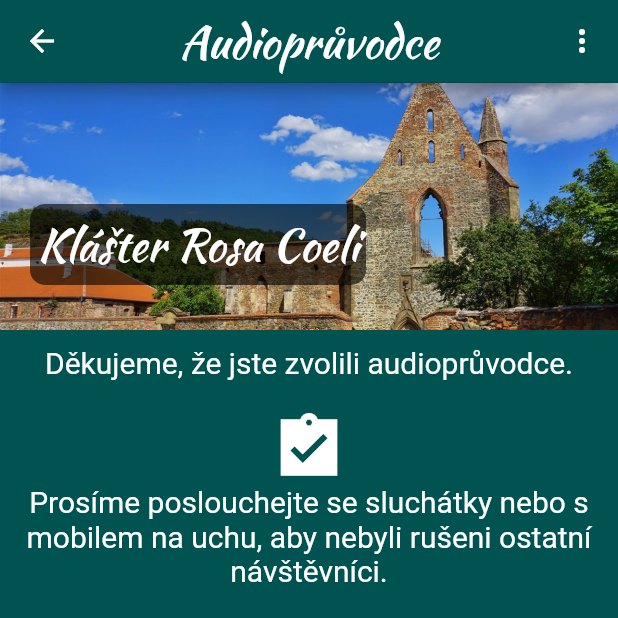
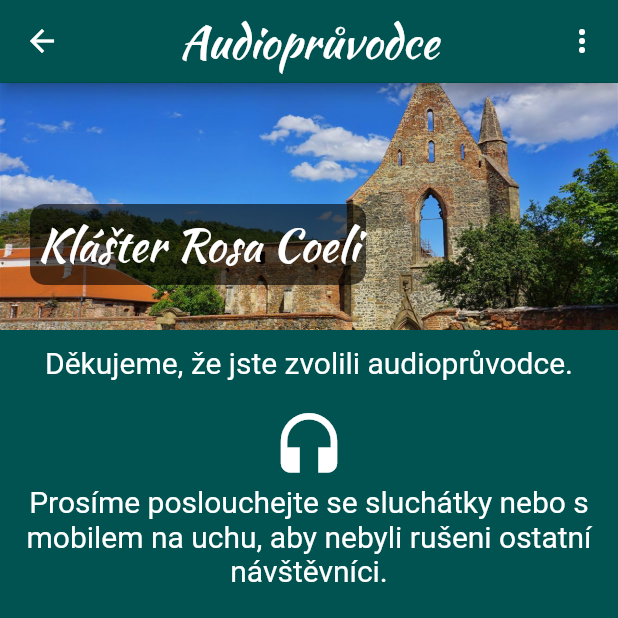
Before and after one commit to zowelu/dolni_kounice, a Flutter app: the AudioGuideRosaCoeli screen opened by its route, on a phone screen of 412 x 824 dp, the top half of it. Run offline on Flutter 3.47's test engine with Material 2 defaults, Android fonts, the phone set to English and light mode, and no system bars; our stand-ins replace audioplayers, photo_view, splashscreen.

Commit message:
Změna ikony sluchátek v audio_guide_rosa_coeli.dart

```diff
--- a/lib/screens/audio_guide_rosa_coeli.dart
+++ b/lib/screens/audio_guide_rosa_coeli.dart
@@ -98,7 +98,7 @@ class _AudioGuideRosaCoeliState extends State<AudioGuideRosaCoeli> {
                 height: 20.0,
               ),
               Icon(
-                const IconData(0xe7a9, fontFamily: 'MaterialIcons'),
+                    Icons.headset,
                 color: Colors.white,
                 size: 50,
               ),
```
